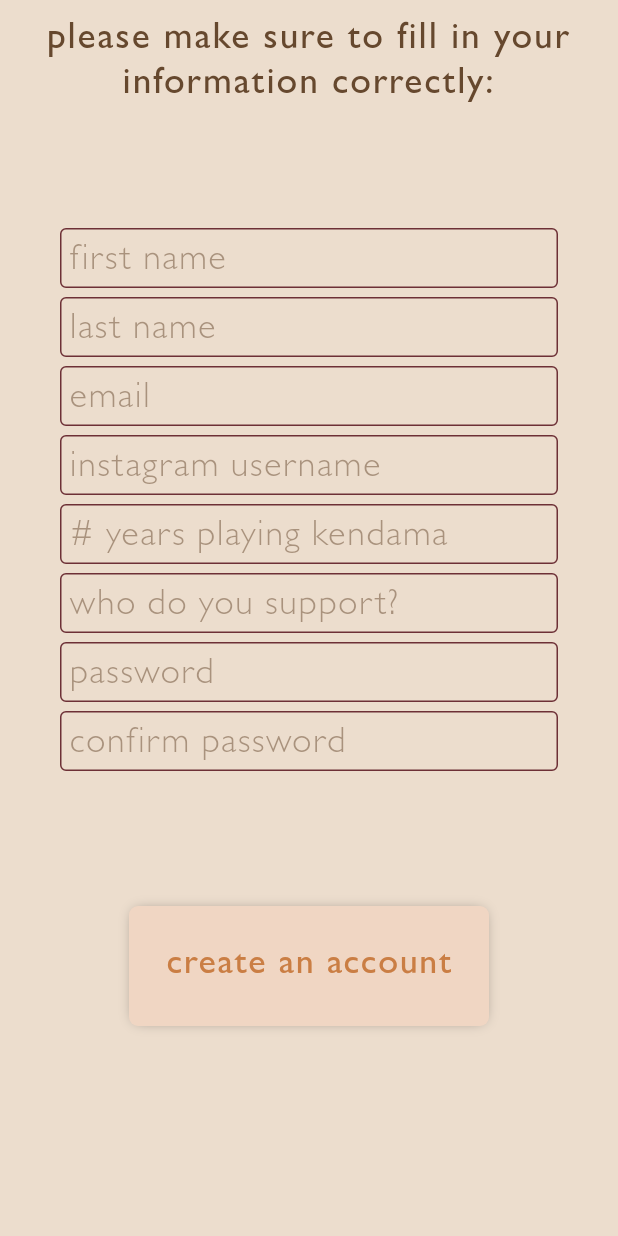
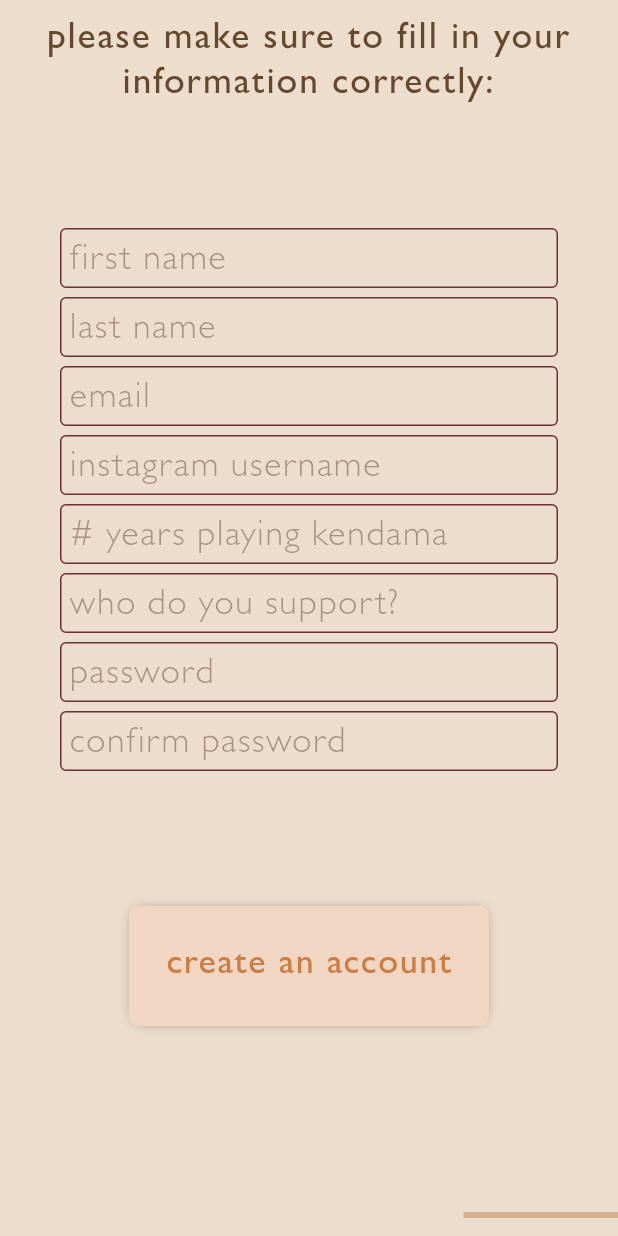
Before and after one commit to Nikola0111/kendamanomics-mobile-flutter, a Flutter app: the screen it shows after launch, swiped to page 4, on a phone screen of 412 x 824 dp. Run offline on Flutter 3.47's test engine with Material 2 defaults, Android fonts, the phone set to English and light mode, and no system bars; our stand-ins replace easy_localization, go_router, kiwi, supabase_flutter; accounts and stored records are empty; statements that could not run were skipped.

Commit message:
Updated indicator

```diff
--- a/lib/extensions/custom_colors.dart
+++ b/lib/extensions/custom_colors.dart
@@ -10,6 +10,7 @@ class CustomColors {
   Color get errorColor => Theme.of(_context).extension<CustomColorScheme>()!.errorColor!;
   Color get primaryText => Theme.of(_context).extension<CustomColorScheme>()!.primaryText!;
   Color get borderColor => Theme.of(_context).extension<CustomColorScheme>()!.borderColor!;
+  Color get activeIndicatorColor => Theme.of(_context).extension<CustomColorScheme>()!.activeIndicatorColor!;
 }
 
 @immutable
@@ -20,6 +21,7 @@ class CustomColorScheme extends ThemeExtension<CustomColorScheme> {
   final Color? errorColor;
   final Color? primaryText;
   final Color? borderColor;
+  final Color? activeIndicatorColor;
 
   const CustomColorScheme({
     required this.primary,
@@ -28,6 +30,7 @@ class CustomColorScheme extends ThemeExtension<CustomColorScheme> {
     required this.errorColor,
     required this.primaryText,
     required this.borderColor,
+    required this.activeIndicatorColor,
   });
 
   const CustomColorScheme.classic({
@@ -37,6 +40,7 @@ class CustomColorScheme extends ThemeExtension<CustomColorScheme> {
     this.errorColor = const Color(0xffd70000),
     this.primaryText = const Color(0xff66482e),
     this.borderColor = const Color(0xff6D3036),
+    this.activeIndicatorColor = const Color(0xffD3B28F),
   });
 
   @override
@@ -47,6 +51,7 @@ class CustomColorScheme extends ThemeExtension<CustomColorScheme> {
     Color? backgroundColor,
     Color? primaryText,
     Color? borderColor,
+    Color? activeIndicatorColor,
   }) {
     return CustomColorScheme(
       primary: primary ?? this.primary,
@@ -55,6 +60,7 @@ class CustomColorScheme extends ThemeExtension<CustomColorScheme> {
       errorColor: errorColor ?? this.errorColor,
       primaryText: primaryText ?? this.primaryText,
       borderColor: borderColor ?? this.borderColor,
+      activeIndicatorColor: activeIndicatorColor ?? this.activeIndicatorColor,
     );
   }
 
@@ -70,6 +76,7 @@ class CustomColorScheme extends ThemeExtension<CustomColorScheme> {
       errorColor: Color.lerp(errorColor, other.errorColor, t),
       primaryText: Color.lerp(primaryText, other.primaryText, t),
       borderColor: Color.lerp(borderColor, other.borderColor, t),
+      activeIndicatorColor: Color.lerp(activeIndicatorColor, other.activeIndicatorColor, t),
     );
   }
 }
--- a/lib/pages/register_shell.dart
+++ b/lib/pages/register_shell.dart
@@ -2,10 +2,8 @@ import 'package:easy_localization/easy_localization.dart';
 import 'package:flutter/material.dart';
 import 'package:kendamanomics_mobile/extensions/custom_colors.dart';
 import 'package:kendamanomics_mobile/extensions/custom_text_styles.dart';
-import 'package:kendamanomics_mobile/widgets/register-shell/register_description.dart';
-import 'package:kendamanomics_mobile/widgets/register-shell/register_input.dart';
-import 'package:kendamanomics_mobile/widgets/register-shell/register_ranking.dart';
-import 'package:kendamanomics_mobile/widgets/register-shell/register_welcome.dart';
+import 'package:kendamanomics_mobile/providers/register_provider.dart';
+import 'package:provider/provider.dart';
 
 class RegisterShell extends StatelessWidget {
   static const pageName = 'register';
@@ -17,7 +15,10 @@ class RegisterShell extends StatelessWidget {
       resizeToAvoidBottomInset: true,
       backgroundColor: CustomColors.of(context).backgroundColor,
       body: SafeArea(
-        child: NotificationListener(
+        child: ChangeNotifierProvider(
+          create: (context) => RegisterProvider(),
+          builder: (context, child) => Consumer<RegisterProvider>(
+            builder: (context, provider, child) => NotificationListener(
               // onNotification: (notification) {
               //   if (notification is ScrollStartNotification) {
               //     consider adding int index to the pages so we can keep the keyboard up properly even on vertical scroll
@@ -25,16 +26,51 @@ class RegisterShell extends StatelessWidget {
               //   }
               //   return false;
               // },
-          child: PageView(
-            children: const [
-              RegisterWelcome(),
-              RegisterDescription(),
-              RegisterRanking(),
-              RegisterInput(),
+              child: Stack(
+                children: [
+                  Positioned(
+                    bottom: 0,
+                    top: 0,
+                    right: 0,
+                    left: 0,
+                    child: PageView.builder(
+                      controller: PageController(initialPage: provider.currentPage),
+                      itemCount: 4,
+                      onPageChanged: (value) {
+                        provider.setCurrentPage(value);
+                      },
+                      itemBuilder: (context, index) {
+                        return provider.pages[index];
+                      },
+                    ),
+                  ),
+                  Positioned(
+                    bottom: 12.0,
+                    child: Row(
+                      mainAxisAlignment: MainAxisAlignment.center,
+                      children: List.generate(
+                        provider.pages.length,
+                        (index) => buildIndicator(index, provider.currentPage, context),
+                      ),
+                    ),
+                  )
                 ],
+              ),
+            ),
           ),
         ),
       ),
     );
   }
+
+  Widget buildIndicator(int index, int currentPage, BuildContext context) {
+    return Container(
+      width: MediaQuery.of(context).size.width / 4,
+      height: 4.0,
+      decoration: BoxDecoration(
+        shape: BoxShape.rectangle,
+        color: index == currentPage ? CustomColors.of(context).activeIndicatorColor : Colors.transparent,
+      ),
+    );
   }
+}
--- a/lib/providers/register_provider.dart
+++ b/lib/providers/register_provider.dart
@@ -1,7 +1,17 @@
 import 'package:flutter/material.dart';
 import 'package:kendamanomics_mobile/mixins/logger_mixin.dart';
+import 'package:kendamanomics_mobile/widgets/register-shell/register_description.dart';
+import 'package:kendamanomics_mobile/widgets/register-shell/register_input.dart';
+import 'package:kendamanomics_mobile/widgets/register-shell/register_ranking.dart';
+import 'package:kendamanomics_mobile/widgets/register-shell/register_welcome.dart';
 
 class RegisterProvider extends ChangeNotifier with LoggerMixin {
+  final List<Widget> pages = [
+    const RegisterWelcome(),
+    const RegisterDescription(),
+    const RegisterRanking(),
+    const RegisterInput(),
+  ];
   String _firstName = '';
   String _lastName = '';
   String _email = '';
@@ -10,6 +20,7 @@ class RegisterProvider extends ChangeNotifier with LoggerMixin {
   String _support = '';
   String _password = '';
   String _confirmPassword = '';
+  int _currentPage = 0;
 
   String get firstName => _firstName;
   String get lastName => _lastName;
@@ -19,6 +30,7 @@ class RegisterProvider extends ChangeNotifier with LoggerMixin {
   String get support => _support;
   String get password => _password;
   String get confirmPassword => _confirmPassword;
+  int get currentPage => _currentPage;
 
   set firstName(String value) {
     _firstName = value;
@@ -60,6 +72,11 @@ class RegisterProvider extends ChangeNotifier with LoggerMixin {
     notifyListeners();
   }
 
+  void setCurrentPage(int page) {
+    _currentPage = page;
+    notifyListeners();
+  }
+
   @override
   String get className => 'RegisterProvider';
 }
```
Lines whose indentation alone changed are shown as unchanged.
